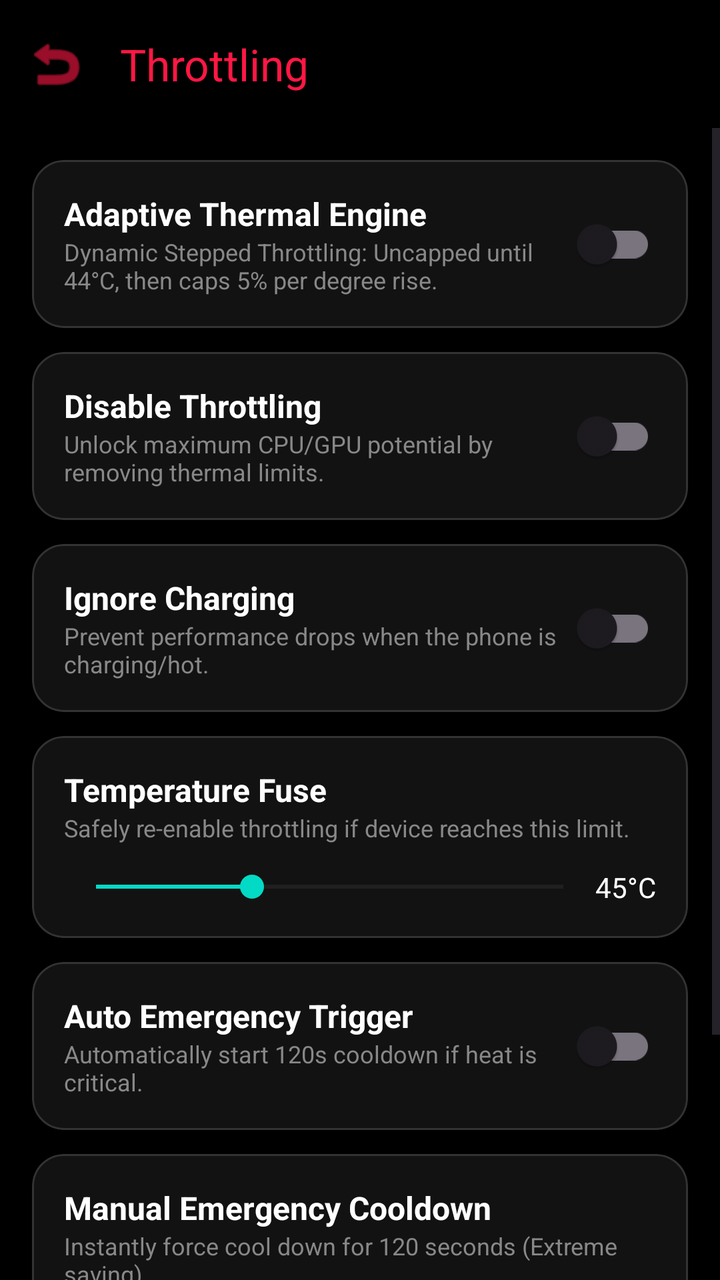
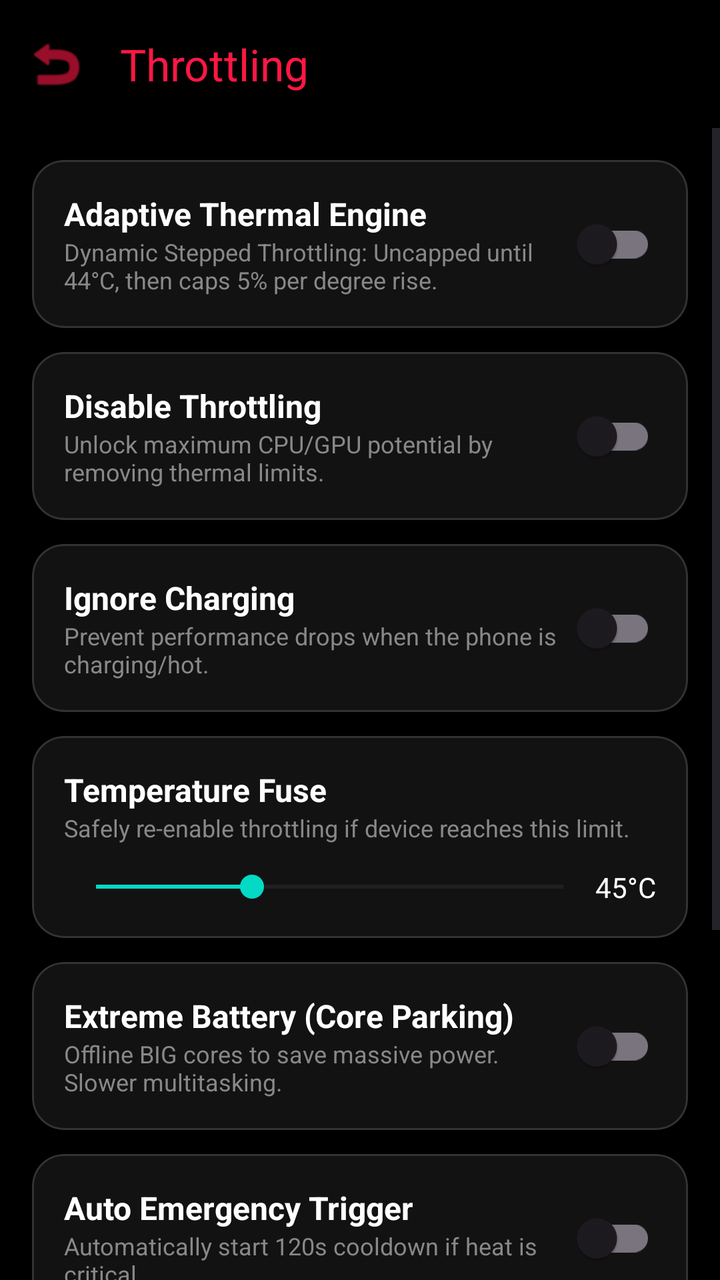

Before-and-after screenshots of an Android layout around one commit, followed by the original layout XML and the change that was made.
<!-- AndroidManifest.xml: activity theme Theme.PhoneControl -->
<!-- res/layout/activity_throttling.xml -->
<?xml version="1.0" encoding="utf-8"?>
<LinearLayout xmlns:android="http://schemas.android.com/apk/res/android"
    xmlns:app="http://schemas.android.com/apk/res-auto"
    android:layout_width="match_parent"
    android:layout_height="match_parent"
    android:orientation="vertical"
    android:background="@android:color/black"
    android:fitsSystemWindows="true">

    <com.google.android.material.appbar.MaterialToolbar
        android:id="@+id/toolbarThrottling"
        android:layout_width="match_parent"
        android:layout_height="?attr/actionBarSize"
        app:title="Throttling"
        app:titleTextColor="@color/color_thermal"
        app:navigationIcon="@android:drawable/ic_menu_revert"
        app:navigationIconTint="@color/color_thermal" />

    <ScrollView
        android:layout_width="match_parent"
        android:layout_height="match_parent">

        <LinearLayout
            android:layout_width="match_parent"
            android:layout_height="wrap_content"
            android:orientation="vertical"
            android:padding="16dp">

            
            <com.google.android.material.card.MaterialCardView
                android:layout_width="match_parent"
                android:layout_height="wrap_content"
                android:layout_marginBottom="12dp"
                app:cardCornerRadius="16dp"
                app:cardElevation="0dp"
                app:cardBackgroundColor="#121212"
                app:strokeWidth="1dp"
                app:strokeColor="#333333">
                <LinearLayout
                    android:layout_width="match_parent"
                    android:layout_height="wrap_content"
                    android:orientation="horizontal"
                    android:padding="16dp"
                    android:gravity="center_vertical">
                    <LinearLayout
                        android:layout_width="0dp"
                        android:layout_height="wrap_content"
                        android:layout_weight="1"
                        android:orientation="vertical">
                        <TextView
                            android:layout_width="wrap_content"
                            android:layout_height="wrap_content"
                            android:text="Adaptive Thermal Engine"
                            android:textColor="@android:color/white"
                            android:textSize="16sp"
                            android:textStyle="bold" />
                        <TextView
                            android:layout_width="wrap_content"
                            android:layout_height="wrap_content"
                            android:text="Dynamic Stepped Throttling: Uncapped until 44°C, then caps 5% per degree rise."
                            android:textColor="#888888"
                            android:textSize="12sp" />
                    </LinearLayout>
                    <com.google.android.material.switchmaterial.SwitchMaterial
                        android:id="@+id/switchAdaptiveThermal"
                        android:layout_width="wrap_content"
                        android:layout_height="wrap_content" />
                </LinearLayout>
            </com.google.android.material.card.MaterialCardView>

            
            <com.google.android.material.card.MaterialCardView
                android:layout_width="match_parent"
                android:layout_height="wrap_content"
                android:layout_marginBottom="12dp"
                app:cardCornerRadius="16dp"
                app:cardElevation="0dp"
                app:cardBackgroundColor="#121212"
                app:strokeWidth="1dp"
                app:strokeColor="#333333">
                <LinearLayout
                    android:layout_width="match_parent"
                    android:layout_height="wrap_content"
                    android:orientation="horizontal"
                    android:padding="16dp"
                    android:gravity="center_vertical">
                    <LinearLayout
                        android:layout_width="0dp"
                        android:layout_height="wrap_content"
                        android:layout_weight="1"
                        android:orientation="vertical">
                        <TextView
                            android:layout_width="wrap_content"
                            android:layout_height="wrap_content"
                            android:text="Disable Throttling"
                            android:textColor="@android:color/white"
                            android:textSize="16sp"
                            android:textStyle="bold" />
                        <TextView
                            android:layout_width="wrap_content"
                            android:layout_height="wrap_content"
                            android:text="Unlock maximum CPU/GPU potential by removing thermal limits."
                            android:textColor="#888888"
                            android:textSize="12sp" />
                    </LinearLayout>
                    <com.google.android.material.switchmaterial.SwitchMaterial
                        android:id="@+id/switchDisableThrottling"
                        android:layout_width="wrap_content"
                        android:layout_height="wrap_content" />
                </LinearLayout>
            </com.google.android.material.card.MaterialCardView>

            
            <com.google.android.material.card.MaterialCardView
                android:layout_width="match_parent"
                android:layout_height="wrap_content"
                android:layout_marginBottom="12dp"
                app:cardCornerRadius="16dp"
                app:cardElevation="0dp"
                app:cardBackgroundColor="#121212"
                app:strokeWidth="1dp"
                app:strokeColor="#333333">
                <LinearLayout
                    android:layout_width="match_parent"
                    android:layout_height="wrap_content"
                    android:orientation="horizontal"
                    android:padding="16dp"
                    android:gravity="center_vertical">
                    <LinearLayout
                        android:layout_width="0dp"
                        android:layout_height="wrap_content"
                        android:layout_weight="1"
                        android:orientation="vertical">
                        <TextView
                            android:layout_width="wrap_content"
                            android:layout_height="wrap_content"
                            android:text="Ignore Charging"
                            android:textColor="@android:color/white"
                            android:textSize="16sp"
                            android:textStyle="bold" />
                        <TextView
                            android:layout_width="wrap_content"
                            android:layout_height="wrap_content"
                            android:text="Prevent performance drops when the phone is charging/hot."
                            android:textColor="#888888"
                            android:textSize="12sp" />
                    </LinearLayout>
                    <com.google.android.material.switchmaterial.SwitchMaterial
                        android:id="@+id/switchIgnoreCharging"
                        android:layout_width="wrap_content"
                        android:layout_height="wrap_content" />
                </LinearLayout>
            </com.google.android.material.card.MaterialCardView>

            
            <com.google.android.material.card.MaterialCardView
                android:layout_width="match_parent"
                android:layout_height="wrap_content"
                android:layout_marginBottom="12dp"
                app:cardCornerRadius="16dp"
                app:cardElevation="0dp"
                app:cardBackgroundColor="#121212"
                app:strokeWidth="1dp"
                app:strokeColor="#333333">
                <LinearLayout
                    android:layout_width="match_parent"
                    android:layout_height="wrap_content"
                    android:orientation="vertical"
                    android:padding="16dp">
                    <TextView
                        android:layout_width="wrap_content"
                        android:layout_height="wrap_content"
                        android:text="Temperature Fuse"
                        android:textColor="@android:color/white"
                        android:textSize="16sp"
                        android:textStyle="bold" />
                    <TextView
                        android:layout_width="wrap_content"
                        android:layout_height="wrap_content"
                        android:text="Safely re-enable throttling if device reaches this limit."
                        android:textColor="#888888"
                        android:textSize="12sp"
                        android:layout_marginBottom="12dp" />
                    <LinearLayout
                        android:layout_width="match_parent"
                        android:layout_height="wrap_content"
                        android:gravity="center_vertical">
                        <SeekBar
                            android:id="@+id/seekbarTempFuse"
                            android:layout_width="0dp"
                            android:layout_height="wrap_content"
                            android:layout_weight="1"
                            android:max="15"
                            android:progress="5" />
                        <TextView
                            android:id="@+id/tvFuseValue"
                            android:layout_width="wrap_content"
                            android:layout_height="wrap_content"
                            android:text="45°C"
                            android:textColor="@android:color/white" />
                    </LinearLayout>
                </LinearLayout>
            </com.google.android.material.card.MaterialCardView>

            
            <com.google.android.material.card.MaterialCardView
                android:layout_width="match_parent"
                android:layout_height="wrap_content"
                android:layout_marginBottom="12dp"
                app:cardCornerRadius="16dp"
                app:cardElevation="0dp"
                app:cardBackgroundColor="#121212"
                app:strokeWidth="1dp"
                app:strokeColor="#333333">
                <LinearLayout
                    android:layout_width="match_parent"
                    android:layout_height="wrap_content"
                    android:orientation="vertical"
                    android:padding="16dp">
                    <LinearLayout
                        android:layout_width="match_parent"
                        android:layout_height="wrap_content"
                        android:orientation="horizontal"
                        android:gravity="center_vertical">
                        <LinearLayout
                            android:layout_width="0dp"
                            android:layout_height="wrap_content"
                            android:layout_weight="1"
                            android:orientation="vertical">
                            <TextView
                                android:layout_width="wrap_content"
                                android:layout_height="wrap_content"
                                android:text="Auto Emergency Trigger"
                                android:textColor="@android:color/white"
                                android:textSize="16sp"
                                android:textStyle="bold" />
                            <TextView
                                android:layout_width="wrap_content"
                                android:layout_height="wrap_content"
                                android:text="Automatically start 120s cooldown if heat is critical."
                                android:textColor="#888888"
                                android:textSize="12sp" />
                        </LinearLayout>
                        <com.google.android.material.switchmaterial.SwitchMaterial
                            android:id="@+id/switchAutoCooldown"
                            android:layout_width="wrap_content"
                            android:layout_height="wrap_content" />
                    </LinearLayout>
                    <LinearLayout
                        android:id="@+id/layoutAutoTriggerSeek"
                        android:layout_width="match_parent"
                        android:layout_height="wrap_content"
                        android:layout_marginTop="12dp"
                        android:gravity="center_vertical"
                        android:visibility="gone">
                        <SeekBar
                            android:id="@+id/seekbarAutoTrigger"
                            android:layout_width="0dp"
                            android:layout_height="wrap_content"
                            android:layout_weight="1"
                            android:max="20"
                            android:progress="10" />
                        <TextView
                            android:id="@+id/tvAutoTriggerValue"
                            android:layout_width="wrap_content"
                            android:layout_height="wrap_content"
                            android:text="50°C"
                            android:textColor="@android:color/white" />
                    </LinearLayout>
                </LinearLayout>
            </com.google.android.material.card.MaterialCardView>

            
            <com.google.android.material.card.MaterialCardView
                android:layout_width="match_parent"
                android:layout_height="wrap_content"
                android:layout_marginBottom="32dp"
                app:cardCornerRadius="16dp"
                app:cardElevation="0dp"
                app:cardBackgroundColor="#121212"
                app:strokeWidth="1dp"
                app:strokeColor="#333333">
                <LinearLayout
                    android:layout_width="match_parent"
                    android:layout_height="wrap_content"
                    android:orientation="vertical"
                    android:padding="16dp">
                    <TextView
                        android:layout_width="wrap_content"
                        android:layout_height="wrap_content"
                        android:text="Manual Emergency Cooldown"
                        android:textColor="@android:color/white"
                        android:textSize="16sp"
                        android:textStyle="bold" />
                    <TextView
                        android:layout_width="wrap_content"
                        android:layout_height="wrap_content"
                        android:text="Instantly force cool down for 120 seconds (Extreme saving)."
                        android:textColor="#888888"
                        android:textSize="12sp"
                        android:layout_marginBottom="8dp" />

                    <com.google.android.material.button.MaterialButton
                        android:id="@+id/btnCooldown"
                        android:layout_width="match_parent"
                        android:layout_height="wrap_content"
                        android:layout_marginTop="8dp"
                        android:text="ACTIVATE COOLDOWN"
                        android:textColor="@android:color/white"
                        app:backgroundTint="@android:color/holo_blue_dark"
                        app:cornerRadius="8dp" />

                    <TextView
                        android:layout_width="match_parent"
                        android:layout_height="wrap_content"
                        android:layout_marginTop="8dp"
                        android:text="A quick tile is available in statusbar."
                        android:textColor="#666666"
                        android:textSize="11sp"
                        android:gravity="center" />
                </LinearLayout>
            </com.google.android.material.card.MaterialCardView>

        </LinearLayout>
    </ScrollView>
</LinearLayout>
<!-- resources referenced by this layout -->
<resources>
  <color name="color_thermal">#FF1744</color>
  <style name="Theme.PhoneControl" parent="Theme.Material3.DayNight.NoActionBar">
          
          <item name="colorPrimary">@color/purple_500</item>
          <item name="colorPrimaryVariant">@color/purple_700</item>
          <item name="colorOnPrimary">@color/white</item>
          
          <item name="colorSecondary">@color/teal_200</item>
          <item name="colorSecondaryVariant">@color/teal_700</item>
          <item name="colorOnSecondary">@color/black</item>
          
          <item name="android:statusBarColor">@android:color/black</item>
          <item name="android:windowLightStatusBar" tools:targetApi="m">false</item>
          
          
          
      </style>
  <color name="purple_500">#FF6200EE</color>
  <color name="purple_700">#FF3700B3</color>
  <color name="white">#FFFFFFFF</color>
  <color name="teal_200">#FF03DAC5</color>
  <color name="teal_700">#FF018786</color>
  <color name="black">#FF000000</color>
</resources>

<!-- the commit's change to res/layout/activity_throttling.xml (unified diff, before → after) -->
@@ -198,6 +198,53 @@
                             android:layout_height="wrap_content"
                             android:text="45°C"
                             android:textColor="@android:color/white" />
+                    </LinearLayout>
+                </LinearLayout>
+            </com.google.android.material.card.MaterialCardView>
+
+            
+            <com.google.android.material.card.MaterialCardView
+                android:layout_width="match_parent"
+                android:layout_height="wrap_content"
+                android:layout_marginBottom="12dp"
+                app:cardCornerRadius="16dp"
+                app:cardElevation="0dp"
+                app:cardBackgroundColor="#121212"
+                app:strokeWidth="1dp"
+                app:strokeColor="#333333">
+                <LinearLayout
+                    android:layout_width="match_parent"
+                    android:layout_height="wrap_content"
+                    android:orientation="vertical"
+                    android:padding="16dp">
+                    <LinearLayout
+                        android:layout_width="match_parent"
+                        android:layout_height="wrap_content"
+                        android:orientation="horizontal"
+                        android:gravity="center_vertical">
+                        <LinearLayout
+                            android:layout_width="0dp"
+                            android:layout_height="wrap_content"
+                            android:layout_weight="1"
+                            android:orientation="vertical">
+                            <TextView
+                                android:layout_width="wrap_content"
+                                android:layout_height="wrap_content"
+                                android:text="Extreme Battery (Core Parking)"
+                                android:textColor="@android:color/white"
+                                android:textSize="16sp"
+                                android:textStyle="bold" />
+                            <TextView
+                                android:layout_width="wrap_content"
+                                android:layout_height="wrap_content"
+                                android:text="Offline BIG cores to save massive power. Slower multitasking."
+                                android:textColor="#888888"
+                                android:textSize="12sp" />
+                        </LinearLayout>
+                        <com.google.android.material.switchmaterial.SwitchMaterial
+                            android:id="@+id/switchCoreParking"
+                            android:layout_width="wrap_content"
+                            android:layout_height="wrap_content" />
                     </LinearLayout>
                 </LinearLayout>
             </com.google.android.material.card.MaterialCardView>
